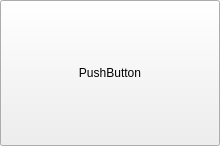
First picture: the form in src/repartobutton.ui, repository mtonin/gestcassa, before the edit.
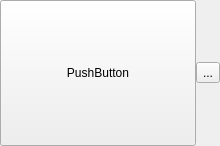
Second picture: the form after the edit.

```diff
--- a/src/repartobutton.ui
+++ b/src/repartobutton.ui
@@ -39,6 +39,13 @@
      </property>
     </widget>
    </item>
+   <item>
+    <widget class="QToolButton" name="toolButton">
+     <property name="text">
+      <string>...</string>
+     </property>
+    </widget>
+   </item>
   </layout>
  </widget>
  <resources/>
```
